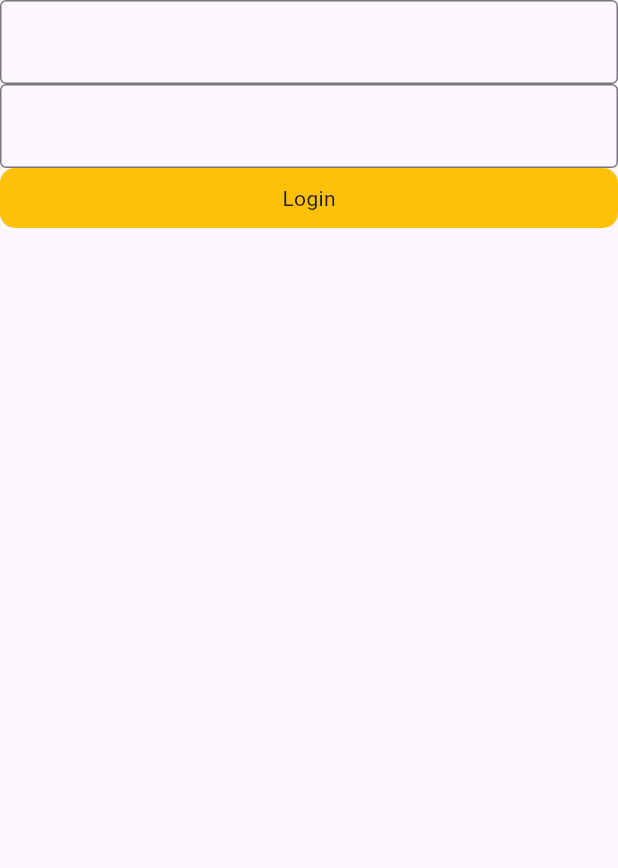
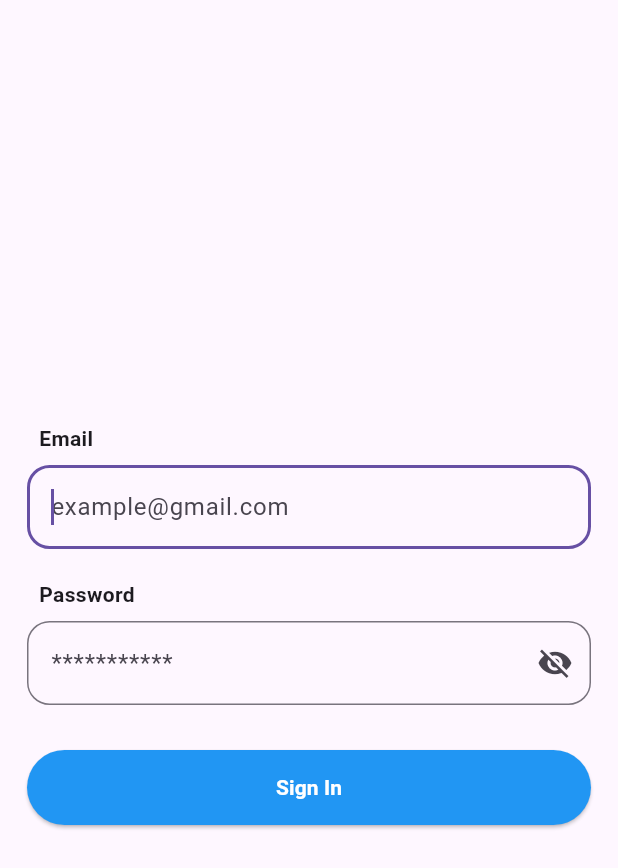
Before and after one commit to Pepsi-Dota2/app_flutter_starter_for_job, a Flutter app: the screen it shows after launch, on a phone screen of 412 x 824 dp. Shown: the top 868 px of the screen. Run offline on Flutter 3.47's test engine with Material 3 defaults, Android fonts, the phone set to English and light mode, and no system bars; our stand-ins replace auto_route, bloc, dartz, dio, equatable, firebase_auth and 9 more; accounts and stored records are empty; generated files the repository leaves out were written again.

Commit message:
feat add login by firebase auth

```diff
--- a/lib/src/core/config/DI/config.dart
+++ b/lib/src/core/config/DI/config.dart
@@ -1,7 +1,11 @@
 import 'package:app_flutter_starter_for_job/firebase_options.dart';
 import 'package:app_flutter_starter_for_job/src/core/config/DI/config.config.dart';
+import 'package:app_flutter_starter_for_job/src/core/config/observe.dart';
+import 'package:app_flutter_starter_for_job/src/module/login/domain/usecase/login_usecase.dart';
+import 'package:app_flutter_starter_for_job/src/module/login/presentation/cubit/login_cubit.dart';
 import 'package:firebase_core/firebase_core.dart';
 import 'package:flutter/material.dart';
+import 'package:flutter_bloc/flutter_bloc.dart';
 import 'package:get_it/get_it.dart';
 import 'package:injectable/injectable.dart';
 
@@ -11,5 +15,7 @@ final getIt = GetIt.instance;
 Future<GetIt> configureDependencies()async {
     WidgetsFlutterBinding.ensureInitialized();
     await Firebase.initializeApp(options: DefaultFirebaseOptions.currentPlatform);
+    Bloc.observer = SimpleBlocObserver();
+    getIt.registerFactory<LoginCubit>(() => LoginCubit(getIt<LoginUseCase>()));
     return getIt.init();
 }
--- a/lib/src/core/router/router.dart
+++ b/lib/src/core/router/router.dart
@@ -1,6 +1,7 @@
 import 'package:app_flutter_starter_for_job/src/module/home/presentation/page/home_page.dart';
 import 'package:app_flutter_starter_for_job/src/module/login/presentation/page/login_page.dart';
 import 'package:auto_route/auto_route.dart';
+import 'package:flutter/material.dart';
 
 part 'router.gr.dart';
 
--- a/lib/src/module/login/presentation/page/login_page.dart
+++ b/lib/src/module/login/presentation/page/login_page.dart
@@ -3,6 +3,10 @@ import 'package:app_flutter_starter_for_job/src/core/router/router.dart';
 import 'package:app_flutter_starter_for_job/src/core/widgets/custom_button_login.dart';
 import 'package:app_flutter_starter_for_job/src/core/widgets/custom_formfield.dart';
 import 'package:app_flutter_starter_for_job/src/module/login/presentation/cubit/login_cubit.dart';
+import 'package:app_flutter_starter_for_job/src/module/login/presentation/widgets/loding_dialog.dart';
+import 'package:app_flutter_starter_for_job/src/module/login/presentation/widgets/password_input.dart';
+import 'package:app_flutter_starter_for_job/src/module/login/presentation/widgets/radius_button.dart';
+import 'package:app_flutter_starter_for_job/src/module/login/presentation/widgets/text_input.dart';
 import 'package:auto_route/auto_route.dart';
 import 'package:flutter/material.dart';
 import 'package:flutter_bloc/flutter_bloc.dart';
@@ -18,23 +22,59 @@ class LoginPage extends StatelessWidget implements AutoRouteWrapper {
     );
   }
 
+  final emailController = TextEditingController();
+  final pwdController = TextEditingController();
   final _formKey = GlobalKey<FormState>();
 
   @override
   Widget build(BuildContext context) {
-    return Scaffold(
-      body: Column(
-        children: [
-          CustomFormfield(name: "name"),
-          CustomFormfield(name: "password"),
-          CustomButtonLogin(
-            text: "Login",
-            onTab: () {
-              context.router.push(HomeRoute());
+    final Size size = MediaQuery.of(context).size;
+    return BlocConsumer<LoginCubit, LoginState>(
+      listener: (context, state) {
+          state.maybeWhen(
+            orElse: () => LoadingDialog.showLoadingDialog(context),
+            success: (user) {
+              LoadingDialog.hideLoadingDialog(context);
+              context.router.replace(const HomeRoute());
             },
+            failure: (failure) {
+              LoadingDialog.hideLoadingDialog(context);
+            }
+          );
+      },
+      builder: (context, state) {
+        return Scaffold(
+          body: SizedBox(
+            width: size.width,
+            height: size.height,
+            child: Padding(
+              padding: const EdgeInsets.all(18),
+              child: Form(
+                key: _formKey,
+                child: Column(
+                  mainAxisAlignment: MainAxisAlignment.center,
+                  children: [
+                    TextInput(controller: emailController, hintText: "example@gmail.com", header: "Email"),
+                    const SizedBox(height: 12),
+                    PasswordInput(controller: pwdController, hintText: "***********", header: "Password"),
+                    const SizedBox(height: 30),
+                    RadiusButton(
+                      onPressed: () {
+                        if (_formKey.currentState!.validate() != false) {
+                          final email = emailController.text.trim();
+                          final pwd = pwdController.text.trim();
+                          context.read<LoginCubit>().userLogin(email: email, password: pwd);
+                        }
+                      },
+                      title: "Sign In",
+                    )
+                  ],
+                ),
+              ),
+            ),
           ),
-        ],
-      ),
+        );
+      },
     );
   }
 }
--- /dev/null
+++ b/lib/src/module/login/presentation/widgets/password_input.dart
@@ -0,0 +1,83 @@
+import 'package:flutter/material.dart';
+
+class PasswordInput extends StatefulWidget {
+  final TextEditingController controller;
+  final String hintText;
+  final String header;
+
+  const PasswordInput({
+    super.key,
+    required this.controller,
+    required this.hintText,
+    required this.header,
+  });
+
+  @override
+  State<PasswordInput> createState() => _PasswordInputState();
+}
+
+class _PasswordInputState extends State<PasswordInput> {
+  final FocusNode _focusNode = FocusNode();
+  bool _obscureText = true;
+
+  @override
+  void dispose() {
+    _focusNode.dispose();
+    super.dispose();
+  }
+
+  void _seePassword() {
+    setState(() {
+      _obscureText = !_obscureText;
+    });
+  }
+
+  @override
+  Widget build(BuildContext context) {
+    return Column(
+      crossAxisAlignment: CrossAxisAlignment.start,
+      children: [
+        Padding(
+          padding: const EdgeInsets.all(8),
+          child: Text(
+            widget.header,
+            style: const TextStyle(fontWeight: FontWeight.bold),
+          ),
+        ),
+        TextFormField(
+          focusNode: _focusNode,
+          controller: widget.controller,
+          obscureText: _obscureText,
+          autofocus: true,
+          decoration: InputDecoration(
+            border: OutlineInputBorder(
+              borderRadius: BorderRadius.circular(15),
+            ),
+            errorBorder: OutlineInputBorder(
+              borderRadius: BorderRadius.circular(15),
+              borderSide: const BorderSide(
+                color: Colors.red,
+              ),
+            ),
+            hintText: widget.hintText,
+            suffixIcon: IconButton(
+              icon: Icon(
+                _obscureText ? Icons.visibility_off : Icons.visibility,
+              ),
+              onPressed: _seePassword,
+            ),
+          ),
+          onTapOutside: (event) {
+            FocusScope.of(context).unfocus();
+          },
+          validator: (value) {
+            if (value == null || value.isEmpty) {
+              return "This Field cannot be empty!";
+            }
+            return null;
+          },
+        ),
+      ],
+    );
+  }
+}
--- /dev/null
+++ b/lib/src/module/login/presentation/widgets/radius_button.dart
@@ -0,0 +1,26 @@
+import 'package:flutter/material.dart';
+
+class RadiusButton extends StatelessWidget {
+  final Function() onPressed;
+  final String title;
+  const RadiusButton({super.key, required this.onPressed, required this.title});
+
+  @override
+  Widget build(BuildContext context) {
+    final Size size = MediaQuery.of(context).size;
+    return SizedBox(
+      width: size.width,
+      height: 50,
+      child: ElevatedButton(
+        style: const ButtonStyle(
+          backgroundColor: WidgetStatePropertyAll(Colors.blue),
+        ),
+        onPressed: onPressed,
+        child: Text(
+          title,
+          style: const TextStyle(color: Colors.white, fontWeight: FontWeight.bold),
+        ),
+      ),
+    );
+  }
+}
--- /dev/null
+++ b/lib/src/module/login/presentation/widgets/text_input.dart
@@ -0,0 +1,69 @@
+import 'package:flutter/material.dart';
+
+class TextInput extends StatefulWidget {
+  final TextEditingController controller;
+  final String hintText;
+  final String header;
+
+  const TextInput({
+    super.key,
+    required this.controller,
+    required this.hintText,
+    required this.header,
+  });
+
+  @override
+  State<TextInput> createState() => _TextInputState();
+}
+
+class _TextInputState extends State<TextInput> {
+  final FocusNode _focusNode = FocusNode();
+
+  @override
+  void dispose() {
+    _focusNode.dispose();
+    super.dispose();
+  }
+
+  @override
+  Widget build(BuildContext context) {
+    return Column(
+      crossAxisAlignment: CrossAxisAlignment.start,
+      children: [
+        Padding(
+          padding: const EdgeInsets.all(8),
+          child: Text(
+            widget.header,
+            style: const TextStyle(fontWeight: FontWeight.bold),
+          ),
+        ),
+        TextFormField(
+          focusNode: _focusNode,
+          controller: widget.controller,
+          autofocus: true,
+          decoration: InputDecoration(
+            border: OutlineInputBorder(
+              borderRadius: BorderRadius.circular(15),
+            ),
+            errorBorder: OutlineInputBorder(
+              borderRadius: BorderRadius.circular(15),
+              borderSide: const BorderSide(
+                color: Colors.red,
+              ),
+            ),
+            hintText: widget.hintText,
+          ),
+          onTapOutside: (event) {
+            FocusScope.of(context).unfocus();
+          },
+          validator: (value) {
+            if (value == null || value.isEmpty) {
+              return "This Field cannot be empty!";
+            }
+            return null;
+          },
+        ),
+      ],
+    );
+  }
+}
--- a/pubspec.yaml
+++ b/pubspec.yaml
@@ -24,11 +24,12 @@ dependencies:
   flutter_bloc: ^8.1.6
   equatable: ^2.0.7
   dartz: ^0.10.1
-  flutter_secure_storage: ^4.2.1
+  flutter_secure_storage: ^9.2.2
   shared_preferences: ^2.3.3
   retrofit_generator: ^9.1.5
   firebase_core: ^3.4.0
   firebase_auth: ^5.2.0
+  rflutter_alert: ^2.0.7
 
 dev_dependencies:
   flutter_test:
```
Also changed, not shown: lib/src/core/config/DI/module.dart (+7 -0 lines), lib/src/core/interceptor/interceptor.dart (added, +42 -0 lines), lib/src/module/login/data/datasource/remote_login_datasource.dart (+6 -4 lines), lib/src/module/login/presentation/widgets/failure_dialog.dart (added, +21 -0 lines), lib/src/module/login/presentation/widgets/loding_dialog.dart (added, +43 -0 lines), lib/src/core/config/DI/config.config.dart, lib/src/core/router/router.gr.dart, pubspec.lock, 6 other files.
